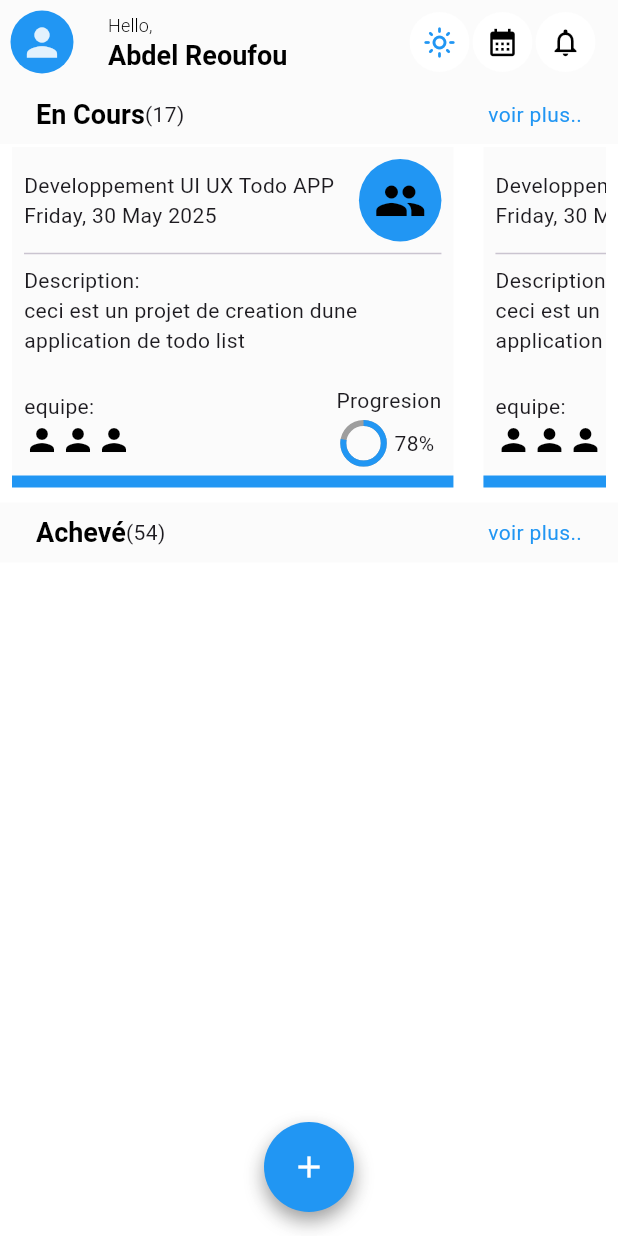
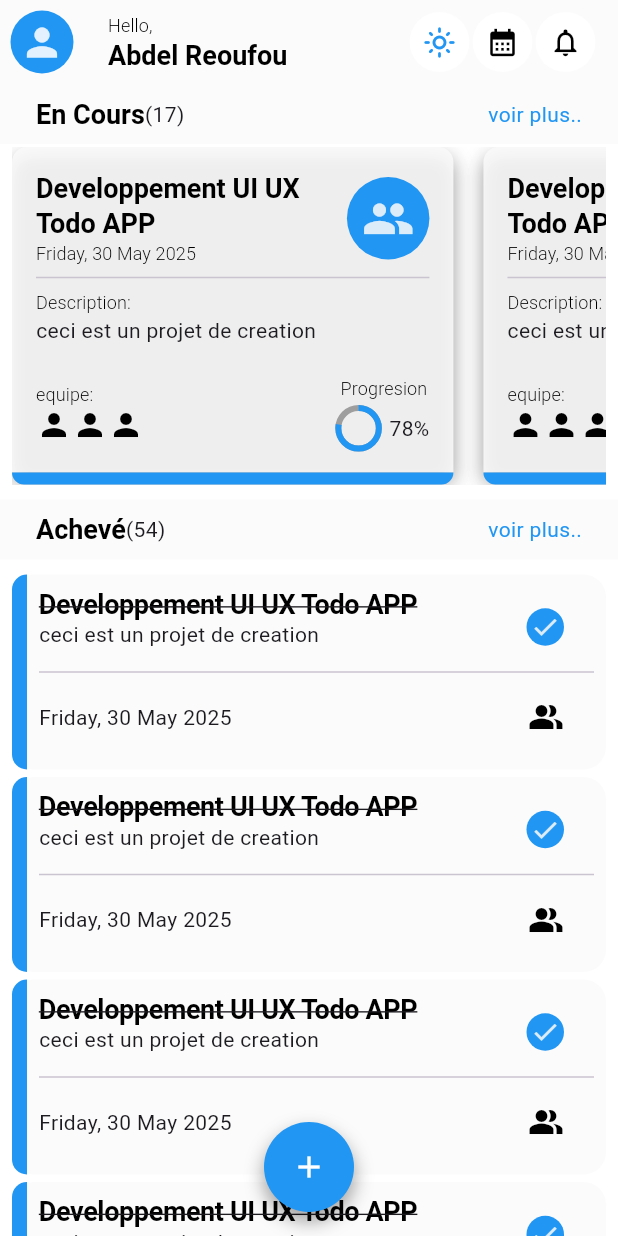
Before and after one commit to blvck2371/Mytodo, a Flutter app: the screen it shows after launch, on a phone screen of 412 x 824 dp. Run offline on Flutter 3.47's test engine with Material 3 defaults, Android fonts, the phone set to English and light mode, and no system bars; our stand-ins replace get.

Commit message:
fin de creation de model(view controller et model) dune tache achevé

```diff
--- a/lib/model/tache.dart
+++ b/lib/model/tache.dart
@@ -30,9 +30,7 @@ class Tache {
   }) {
     this.nom.value = nom ?? 'Developpement UI UX Todo APP';
     this.dateCreation.value = dateCreation ?? DateCrea();
-    this.description.value =
-        description ??
-        'ceci est un projet de creation dune application de todo list';
+    this.description.value = description ?? 'ceci est un projet de creation ';
     this.estCollective.value = estCollective ?? false;
     this.detailTache.value = detailTache ?? '';
     this.progression.value = progression ?? 30;
--- a/lib/theme/appTheme.dart
+++ b/lib/theme/appTheme.dart
@@ -10,6 +10,12 @@ class Apptheme {
 
     iconTheme: IconThemeData(color: Colors.black),
     textTheme: TextTheme(
+      displayLarge: TextStyle(
+        color: Appcolors.textColorlight,
+        fontSize: 18,
+        fontWeight: FontWeight.bold,
+        decoration: TextDecoration.lineThrough,
+      ),
       titleLarge: TextStyle(
         color: Appcolors.textColorlight,
         fontSize: 18,
@@ -37,9 +43,23 @@ class Apptheme {
     secondaryHeaderColor: Appcolors.secondaryColorLight,
     scaffoldBackgroundColor: Appcolors.backgroundcolorLight,
     textTheme: TextTheme(
-      titleLarge: TextStyle(color: Appcolors.textColorlight),
+      displayLarge: TextStyle(
+        color: Appcolors.textColorlight,
+        fontSize: 18,
+        fontWeight: FontWeight.bold,
+        decoration: TextDecoration.lineThrough,
+      ),
+      titleLarge: TextStyle(
+        color: Appcolors.textColorlight,
+        fontSize: 18,
+        fontWeight: FontWeight.bold,
+      ),
+      titleSmall: TextStyle(
+        color: Appcolors.textColorlight,
+        fontSize: 12,
+        fontWeight: FontWeight.w300,
+      ),
     ),
-
     //colorScheme: ColorScheme(brightness: Brightness.light, primary: Appcolors.primaryColorLight, onPrimary: Appcolors.secondaryColorLight, secondary: Appcolors.secondaryColorDark, onSecondary: Appcolors.secondaryColorDark, error: error, onError: onError, surface: surface, onSurface: onSurface)
   );
 }
--- a/lib/view/Home.dart
+++ b/lib/view/Home.dart
@@ -6,6 +6,7 @@ import 'package:mytodo/model/personne.dart';
 import 'package:mytodo/model/tache.dart';
 import 'package:mytodo/theme/appSpacing.dart';
 import 'package:mytodo/theme/themeController.dart';
+import 'package:mytodo/view/composant/CompletedTask.dart';
 import 'package:mytodo/view/composant/Menuetat.dart';
 import 'package:mytodo/view/composant/onProgress.dart';
 
@@ -178,6 +179,26 @@ class _HomeState extends State<Home> {
 
               child: MenuEtat(menu: "Achevé", nombre: "54"),
             ),
+
+            10.vSpace,
+            Container(
+              margin: EdgeInsets.only(
+                left: AppSpacing.sm,
+                right: AppSpacing.sm,
+              ),
+
+              child: Column(
+                children: [
+                  CompletedTask(taches: Tache()),
+                  5.vSpace,
+                  CompletedTask(taches: Tache()),
+                  5.vSpace,
+                  CompletedTask(taches: Tache()),
+                  5.vSpace,
+                  CompletedTask(taches: Tache()),
+                ],
+              ),
+            ),
           ],
         ),
       ),
--- /dev/null
+++ b/lib/view/composant/CompletedTask.dart
@@ -0,0 +1,107 @@
+import 'package:flutter/material.dart';
+import 'package:flutter/widgets.dart';
+import 'package:mytodo/model/tache.dart';
+import 'package:mytodo/theme/appSpacing.dart';
+
+class CompletedTask extends StatefulWidget {
+  CompletedTask({super.key, required this.taches});
+  final Tache taches;
+
+  @override
+  State<CompletedTask> createState() => _CompletedTaskState();
+}
+
+class _CompletedTaskState extends State<CompletedTask> {
+  @override
+  Widget build(BuildContext context) {
+    return Container(
+      decoration: BoxDecoration(
+        color: Theme.of(context).appBarTheme.backgroundColor,
+        borderRadius: BorderRadius.all(Radius.circular(15)),
+      ),
+
+      child: Row(
+        children: [
+          //bar horizontal
+          Container(
+            width: 10,
+            height: 130,
+
+            decoration: BoxDecoration(
+              color: Theme.of(context).primaryColor,
+              borderRadius: BorderRadius.only(
+                bottomLeft: Radius.circular(10),
+                topLeft: Radius.circular(10),
+              ),
+            ),
+          ),
+          Expanded(
+            child: Container(
+              padding: EdgeInsets.all(AppSpacing.sm),
+              child: Column(
+                children: [
+                  //premeiere section
+                  Container(
+                    height: 50,
+
+                    child: Row(
+                      mainAxisAlignment: MainAxisAlignment.spaceBetween,
+
+                      children: [
+                        Column(
+                          crossAxisAlignment: CrossAxisAlignment.start,
+                          children: [
+                            Text(
+                              '${widget.taches.nom}',
+                              style: Theme.of(context).textTheme.displayLarge,
+                            ),
+                            Text('${widget.taches.description}'),
+                          ],
+                        ),
+                        Container(
+                          margin: EdgeInsets.only(right: 20),
+                          height: 25,
+                          width: 25,
+                          decoration: BoxDecoration(
+                            color: Theme.of(context).primaryColor,
+                            borderRadius: BorderRadius.all(Radius.circular(20)),
+                          ),
+
+                          child: Icon(
+                            Icons.check,
+                            size: 20,
+                            color:
+                                Theme.of(context).appBarTheme.backgroundColor,
+                          ),
+                        ),
+                      ],
+                    ),
+                  ),
+
+                  //division
+                  Divider(height: 10),
+
+                  //compartiment du bas
+                  Container(
+                    height: 50,
+                    child: Row(
+                      mainAxisAlignment: MainAxisAlignment.spaceBetween,
+                      children: [
+                        Text('${widget.taches.dateCreation}'),
+                        Container(
+                          margin: EdgeInsets.only(right: 20),
+
+                          child: Icon(Icons.people_alt),
+                        ),
+                      ],
+                    ),
+                  ),
+                ],
+              ),
+            ),
+          ),
+        ],
+      ),
+    );
+  }
+}
--- a/lib/view/composant/onProgress.dart
+++ b/lib/view/composant/onProgress.dart
@@ -20,9 +20,24 @@ class _OnProgressState extends State<OnProgress> {
       crossAxisAlignment: CrossAxisAlignment.start,
       children: [
         Container(
+          decoration: BoxDecoration(
+            color: Theme.of(context).appBarTheme.backgroundColor,
+            borderRadius: BorderRadius.only(
+              topLeft: Radius.circular(10),
+              topRight: Radius.circular(10),
+            ),
+
+            boxShadow: [
+              BoxShadow(
+                color: Colors.black38,
+                offset: Offset(0, 6), // Décalage de l’ombre vers le bas
+                blurRadius: 10,
+              ),
+            ],
+          ),
           width: MediaQuery.of(context).size.width / 1.40,
-          padding: EdgeInsets.all(AppSpacing.sm),
-          color: Theme.of(context).appBarTheme.backgroundColor,
+          padding: EdgeInsets.all(AppSpacing.md),
+
           child: Column(
             crossAxisAlignment: CrossAxisAlignment.start,
             children: [
@@ -32,8 +47,14 @@ class _OnProgressState extends State<OnProgress> {
                     child: Column(
                       crossAxisAlignment: CrossAxisAlignment.start,
                       children: [
-                        Text('${widget.taches.nom}'),
-                        Text('${widget.taches.dateCreation}'),
+                        Text(
+                          '${widget.taches.nom}',
+                          style: Theme.of(context).textTheme.titleLarge,
+                        ),
+                        Text(
+                          '${widget.taches.dateCreation}',
+                          style: Theme.of(context).textTheme.titleSmall,
+                        ),
                       ],
                     ),
                   ),
@@ -44,12 +65,19 @@ class _OnProgressState extends State<OnProgress> {
                     ),
                     height: 55,
                     width: 55,
-                    child: Icon(Icons.people, size: 35),
+                    child: Icon(
+                      Icons.people,
+                      size: 35,
+                      color: Theme.of(context).appBarTheme.backgroundColor,
+                    ),
                   ),
                 ],
               ),
               Divider(),
-              Text('Description: '),
+              Text(
+                'Description: ',
+                style: Theme.of(context).textTheme.titleSmall,
+              ),
               Text('${widget.taches.description}'),
 
               //equipe
@@ -63,7 +91,10 @@ class _OnProgressState extends State<OnProgress> {
                         mainAxisAlignment: MainAxisAlignment.start,
                         crossAxisAlignment: CrossAxisAlignment.start,
                         children: [
-                          Text('equipe: '),
+                          Text(
+                            'equipe: ',
+                            style: Theme.of(context).textTheme.titleSmall,
+                          ),
                           Row(
                             children: [
                               Icon(Icons.person),
@@ -78,7 +109,10 @@ class _OnProgressState extends State<OnProgress> {
                   // progression bar
                   Column(
                     children: [
-                      Text('Progresion'),
+                      Text(
+                        'Progresion',
+                        style: Theme.of(context).textTheme.titleSmall,
+                      ),
                       5.vSpace,
                       Row(
                         children: [
@@ -114,7 +148,13 @@ class _OnProgressState extends State<OnProgress> {
         Container(
           width: MediaQuery.of(context).size.width / 1.40,
           height: AppSpacing.sm,
-          color: Theme.of(context).primaryColor,
+          decoration: BoxDecoration(
+            color: Theme.of(context).primaryColor,
+            borderRadius: BorderRadius.only(
+              bottomLeft: Radius.circular(10),
+              bottomRight: Radius.circular(10),
+            ),
+          ),
         ),
       ],
     );
```
